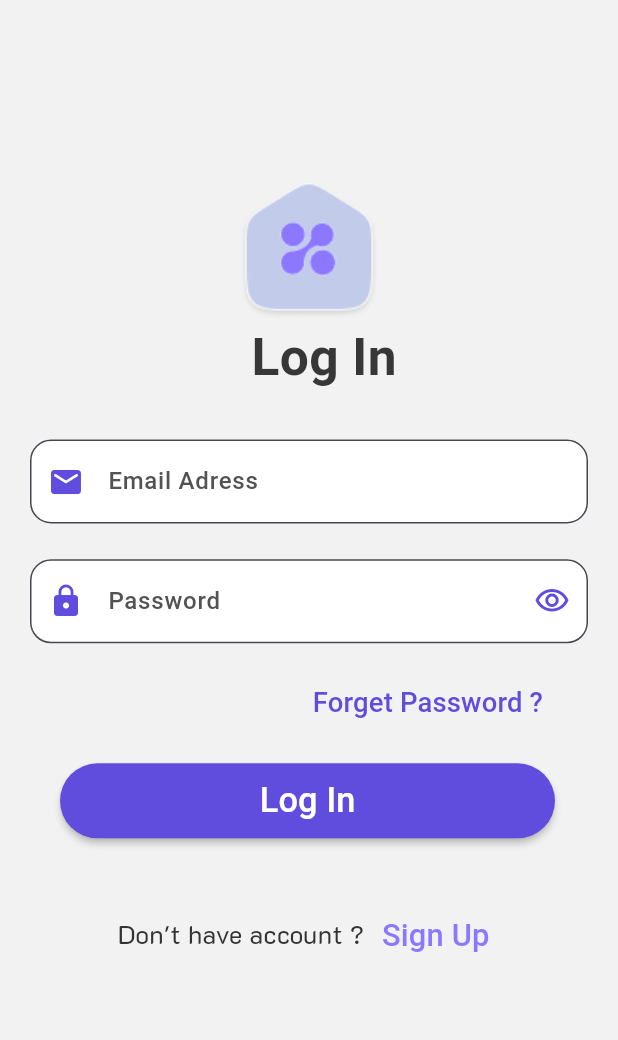
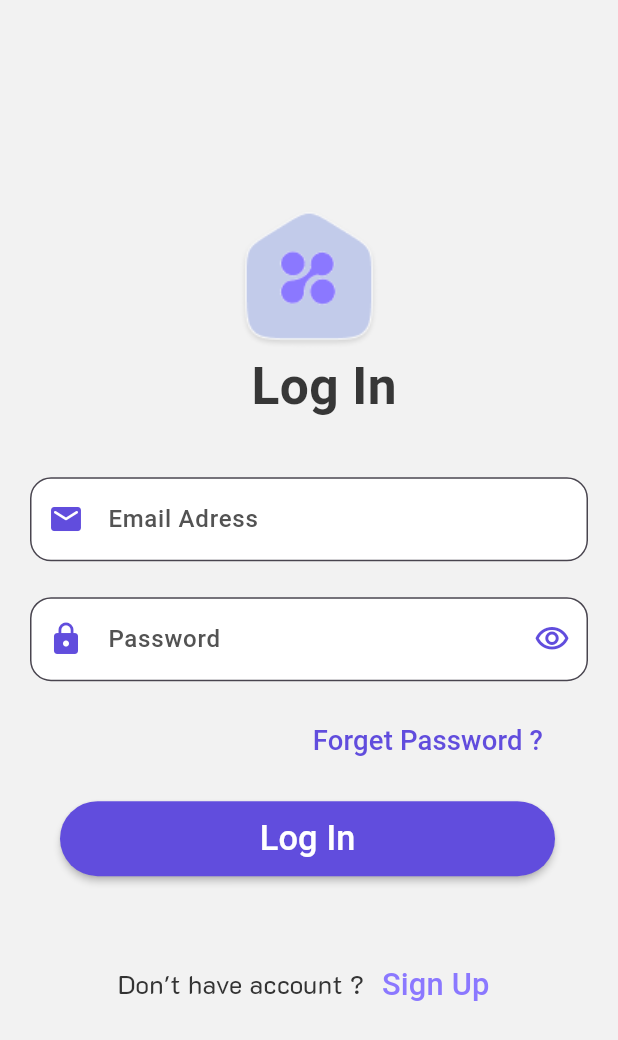
Before and after one commit to mans30hussein/HomeX, a Flutter app: the LoginScreen screen opened directly, on a phone screen of 412 x 824 dp. Shown: the top 1040 px of the screen. Run offline on Flutter 3.47's test engine with Material 3 defaults, Android fonts, the light colour scheme and no system bars; drawn by our look-alikes of modal_progress_hud_nsn; our stand-ins replace bloc, connectivity_plus, firebase_auth, firebase_core, flutter_bloc, flutter_screenutil and 3 more; accounts and stored records are empty; Roboto replaces fonts that are missing (K2D).

Commit message:
merge main and home

```diff
--- a/lib/features/autharization/Screens/lgoin/widgets/login_body_screen.dart
+++ b/lib/features/autharization/Screens/lgoin/widgets/login_body_screen.dart
@@ -3,7 +3,7 @@ import 'package:home_x/core/util/app_assets.dart';
 import 'package:home_x/features/autharization/Screens/lgoin/widgets/add_text_login_title.dart';
 import 'package:home_x/features/autharization/Screens/lgoin/widgets/refactor_custom_text_form_field.dart';
 import 'add_text_have_acount_or_not_in_login.dart';
-
+import 'package:flutter_screenutil/flutter_screenutil.dart';
 class LoginBodyScreen extends StatelessWidget {
    const LoginBodyScreen({
     super.key,
@@ -17,17 +17,17 @@ class LoginBodyScreen extends StatelessWidget {
         mainAxisAlignment: MainAxisAlignment.center,
         crossAxisAlignment: CrossAxisAlignment.start,
         children: [
-          const SizedBox(
-            height: 100,
+           SizedBox(
+            height: 100.h,
           ),
           Center(child: Image.asset(Assets.assetsImagesAppIcon)),
         const  Center(child:  AddTextLoginTitle()),
-          const SizedBox(
-            height: 30,
+           SizedBox(
+            height: 30.h,
           ),
           RefactorCustomTextFormFieldAndAddValidationsInLoginScreen(),
-          const SizedBox(
-            height: 40,
+           SizedBox(
+            height: 40.h,
           ),
            const AddDontHaveAcountOrNot(),
 
--- a/lib/features/autharization/Screens/register/wedget/register_body_screen.dart
+++ b/lib/features/autharization/Screens/register/wedget/register_body_screen.dart
@@ -1,6 +1,6 @@
 import 'package:flutter/material.dart';
 import 'package:flutter_screenutil/flutter_screenutil.dart';
-import 'package:home_x/core/util/assets.dart';
+import 'package:home_x/core/util/app_assets.dart';
 import 'package:home_x/core/util/colors.dart';
 import 'package:home_x/features/autharization/Screens/register/wedget/refactor_custom_text_form_field.dart';
 import 'package:home_x/features/autharization/Screens/register/wedget/add_text_rigester_title.dart';
--- a/lib/main.dart
+++ b/lib/main.dart
@@ -9,7 +9,6 @@ import 'package:home_x/features/home/home.dart';
 import 'package:home_x/firebase_options.dart';
 import 'core/shared_preference/cache_helper.dart';
 import 'package:flutter_screenutil/flutter_screenutil.dart';
-
 void main() async {
   WidgetsFlutterBinding.ensureInitialized();
 
```
